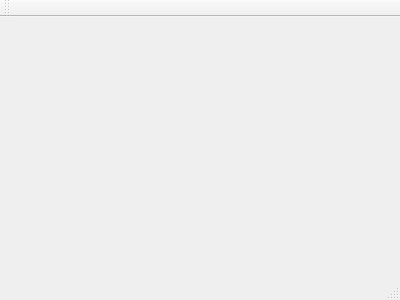
First picture: the form in ranhNenLamToolProject/ranhnenlammainwindow.ui, repository Huy-Dinh/ranhNenLamTool, before the edit.
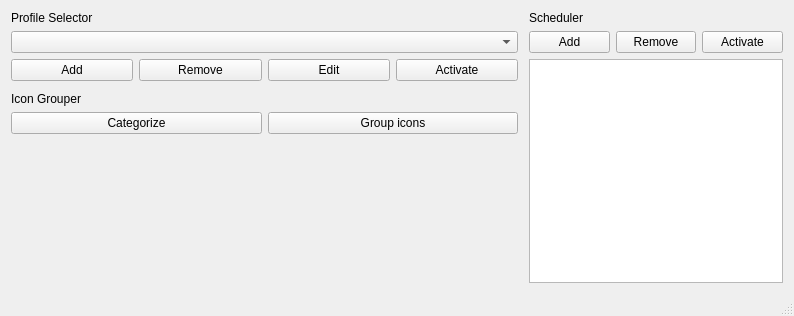
Second picture: the form after the edit.

What changed in the file:
```diff
--- a/ranhNenLamToolProject/ranhnenlammainwindow.ui
+++ b/ranhNenLamToolProject/ranhnenlammainwindow.ui
@@ -1,24 +1,234 @@
 <ui version="4.0">
  <class>ranhNenLamMainWindow</class>
- <widget class="QMainWindow" name="ranhNenLamMainWindow" >
-  <property name="geometry" >
+ <widget class="QMainWindow" name="ranhNenLamMainWindow">
+  <property name="geometry">
    <rect>
     <x>0</x>
     <y>0</y>
-    <width>400</width>
-    <height>300</height>
+    <width>794</width>
+    <height>316</height>
    </rect>
   </property>
-  <property name="windowTitle" >
-   <string>ranhNenLamMainWindow</string>
+  <property name="sizePolicy">
+   <sizepolicy hsizetype="Preferred" vsizetype="Fixed">
+    <horstretch>0</horstretch>
+    <verstretch>0</verstretch>
+   </sizepolicy>
   </property>
-  <widget class="QMenuBar" name="menuBar" />
-  <widget class="QToolBar" name="mainToolBar" />
-  <widget class="QWidget" name="centralWidget" />
-  <widget class="QStatusBar" name="statusBar" />
+  <property name="windowTitle">
+   <string>ranhNenLamTool</string>
+  </property>
+  <widget class="QWidget" name="centralWidget">
+   <layout class="QHBoxLayout" name="horizontalLayout_2" stretch="2,0,1">
+    <item>
+     <layout class="QVBoxLayout" name="Left" stretch="1,0,1">
+      <item>
+       <layout class="QVBoxLayout" name="UpLeft">
+        <item>
+         <layout class="QHBoxLayout" name="UpLeft1">
+          <item>
+           <widget class="QLabel" name="profileSelectorLabel">
+            <property name="sizePolicy">
+             <sizepolicy hsizetype="Preferred" vsizetype="Fixed">
+              <horstretch>0</horstretch>
+              <verstretch>0</verstretch>
+             </sizepolicy>
+            </property>
+            <property name="text">
+             <string>Profile Selector</string>
+            </property>
+            <property name="alignment">
+             <set>Qt::AlignLeading|Qt::AlignLeft|Qt::AlignTop</set>
+            </property>
+           </widget>
+          </item>
+         </layout>
+        </item>
+        <item>
+         <layout class="QHBoxLayout" name="UpLeft2">
+          <item>
+           <widget class="QComboBox" name="comboBox"/>
+          </item>
+         </layout>
+        </item>
+        <item>
+         <layout class="QHBoxLayout" name="UpLeft3">
+          <item>
+           <widget class="QPushButton" name="profileAddButton">
+            <property name="text">
+             <string>Add</string>
+            </property>
+           </widget>
+          </item>
+          <item>
+           <widget class="QPushButton" name="profileRemoveButton">
+            <property name="text">
+             <string>Remove</string>
+            </property>
+           </widget>
+          </item>
+          <item>
+           <widget class="QPushButton" name="profileEditButton">
+            <property name="text">
+             <string>Edit</string>
+            </property>
+           </widget>
+          </item>
+          <item>
+           <widget class="QPushButton" name="profileActivateButton">
+            <property name="text">
+             <string>Activate</string>
+            </property>
+           </widget>
+          </item>
+         </layout>
+        </item>
+       </layout>
+      </item>
+      <item>
+       <spacer name="verticalSpacer_2">
+        <property name="orientation">
+         <enum>Qt::Vertical</enum>
+        </property>
+        <property name="sizeType">
+         <enum>QSizePolicy::Fixed</enum>
+        </property>
+        <property name="sizeHint" stdset="0">
+         <size>
+          <width>20</width>
+          <height>5</height>
+         </size>
+        </property>
+       </spacer>
+      </item>
+      <item>
+       <layout class="QVBoxLayout" name="LowLeft" stretch="0,0,0">
+        <property name="sizeConstraint">
+         <enum>QLayout::SetMinimumSize</enum>
+        </property>
+        <item>
+         <widget class="QLabel" name="iconGrouperLabel">
+          <property name="sizePolicy">
+           <sizepolicy hsizetype="Preferred" vsizetype="Fixed">
+            <horstretch>0</horstretch>
+            <verstretch>0</verstretch>
+           </sizepolicy>
+          </property>
+          <property name="text">
+           <string>Icon Grouper</string>
+          </property>
+         </widget>
+        </item>
+        <item>
+         <layout class="QHBoxLayout" name="horizontalLayout">
+          <item>
+           <widget class="QPushButton" name="iconCategorizeButton">
+            <property name="sizePolicy">
+             <sizepolicy hsizetype="Minimum" vsizetype="Minimum">
+              <horstretch>0</horstretch>
+              <verstretch>0</verstretch>
+             </sizepolicy>
+            </property>
+            <property name="text">
+             <string>Categorize</string>
+            </property>
+           </widget>
+          </item>
+          <item>
+           <widget class="QPushButton" name="iconGroupButton">
+            <property name="sizePolicy">
+             <sizepolicy hsizetype="Minimum" vsizetype="Minimum">
+              <horstretch>0</horstretch>
+              <verstretch>0</verstretch>
+             </sizepolicy>
+            </property>
+            <property name="text">
+             <string>Group icons</string>
+            </property>
+           </widget>
+          </item>
+         </layout>
+        </item>
+        <item>
+         <spacer name="verticalSpacer">
+          <property name="orientation">
+           <enum>Qt::Vertical</enum>
+          </property>
+          <property name="sizeHint" stdset="0">
+           <size>
+            <width>20</width>
+            <height>40</height>
+           </size>
+          </property>
+         </spacer>
+        </item>
+       </layout>
+      </item>
+     </layout>
+    </item>
+    <item>
+     <spacer name="horizontalSpacer">
+      <property name="orientation">
+       <enum>Qt::Horizontal</enum>
+      </property>
+      <property name="sizeType">
+       <enum>QSizePolicy::Fixed</enum>
+      </property>
+      <property name="sizeHint" stdset="0">
+       <size>
+        <width>5</width>
+        <height>20</height>
+       </size>
+      </property>
+     </spacer>
+    </item>
+    <item>
+     <layout class="QVBoxLayout" name="Right" stretch="0,0,0">
+      <property name="sizeConstraint">
+       <enum>QLayout::SetDefaultConstraint</enum>
+      </property>
+      <item>
+       <widget class="QLabel" name="schedulerLabel">
+        <property name="text">
+         <string>Scheduler</string>
+        </property>
+       </widget>
+      </item>
+      <item>
+       <layout class="QHBoxLayout" name="RightButtons">
+        <item>
+         <widget class="QPushButton" name="schedulerAddButton">
+          <property name="text">
+           <string>Add</string>
+          </property>
+         </widget>
+        </item>
+        <item>
+         <widget class="QPushButton" name="schedulerRemoveButton">
+          <property name="text">
+           <string>Remove</string>
+          </property>
+         </widget>
+        </item>
+        <item>
+         <widget class="QPushButton" name="schedulerToggleButton">
+          <property name="text">
+           <string>Activate</string>
+          </property>
+         </widget>
+        </item>
+       </layout>
+      </item>
+      <item>
+       <widget class="QListView" name="scheduledTaskListView"/>
+      </item>
+     </layout>
+    </item>
+   </layout>
+  </widget>
+  <widget class="QStatusBar" name="statusBar"/>
  </widget>
- <layoutDefault spacing="6" margin="11" />
- <pixmapfunction></pixmapfunction>
+ <layoutdefault spacing="6" margin="11"/>
  <resources/>
  <connections/>
 </ui>
```
Left out of the diff: 1 changed line with no effect on the pictures.
